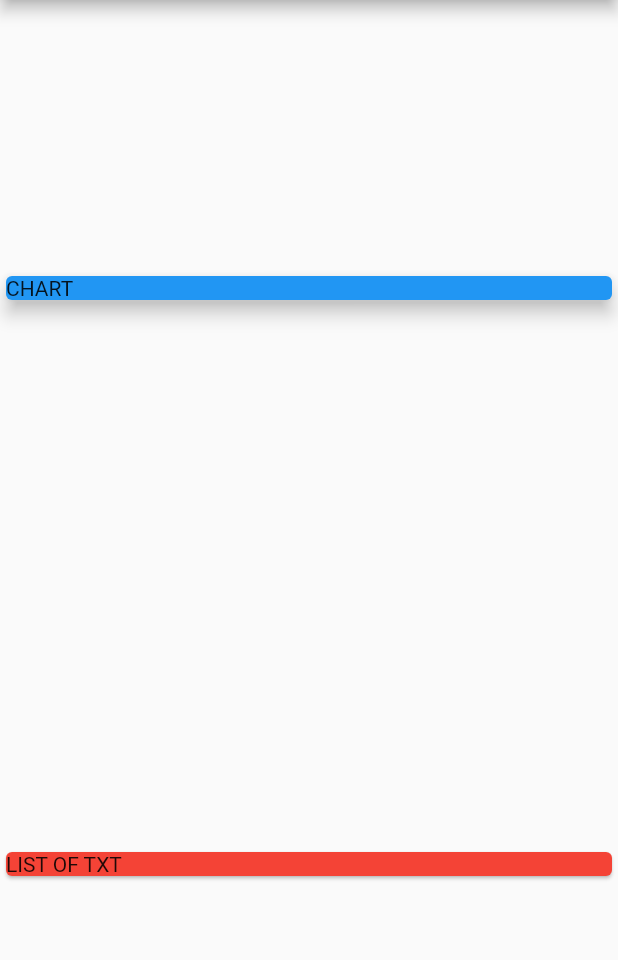
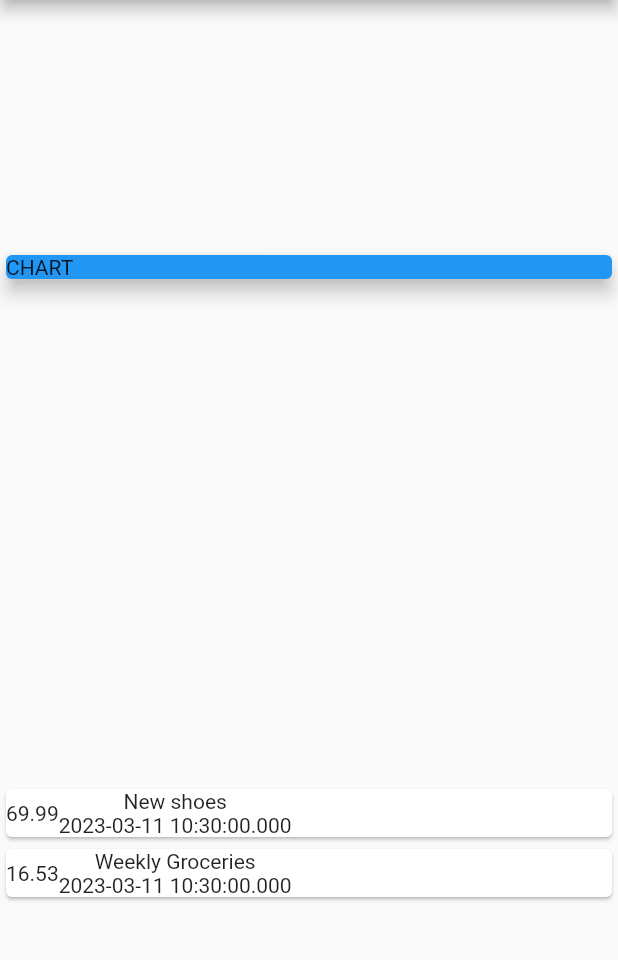
Before and after one commit to jakubit0/Expense-Planner-, a Flutter app: the screen it shows after launch, on a phone screen of 412 x 824 dp, the part 84-1044 px from its top. Run offline on Flutter 3.47's test engine with Material 2 defaults, Android fonts, the phone set to English and light mode, and no system bars.

Commit message:
Updated main
Added Card in main and created new class Transaction

```diff
--- a/expense_planner/lib/main.dart
+++ b/expense_planner/lib/main.dart
@@ -1,19 +1,20 @@
 import 'package:flutter/material.dart';
+import 'transaction.dart';
 
 void main() {
   runApp(const MyApp());
 }
 
 class MyApp extends StatelessWidget {
-  const MyApp({super.key});
-
+  const MyApp({
+    super.key,
+  });
 
   @override
   Widget build(BuildContext context) {
     return MaterialApp(
       title: 'Flutter Demo',
       theme: ThemeData(
-
         primarySwatch: Colors.blue,
       ),
       home: const MyHomePage(title: 'Flutter Demo Home Page'),
@@ -25,7 +26,6 @@ class MyApp extends StatelessWidget {
 class MyHomePage extends StatefulWidget {
   const MyHomePage({super.key, required this.title});
 
-
   final String title;
 
   @override
@@ -33,32 +33,59 @@ class MyHomePage extends StatefulWidget {
 }
 
 class _MyHomePageState extends State<MyHomePage> {
-
+  final List<Transaction> transaction = [
+    Transaction(
+      id: 't1',
+      title: 'New shoes',
+      amount: 69.99,
+      date: DateTime.now(),
+    ),
+    Transaction(
+      id: 't2',
+      title: 'Weekly Groceries',
+      amount: 16.53,
+      date: DateTime.now(),
+    ),
+  ];
 
   @override
   Widget build(BuildContext context) {
-
     return Scaffold(
       appBar: AppBar(
-
         title: const Text('Expense Planner'),
       ),
       body: Column(
         mainAxisAlignment: MainAxisAlignment.spaceAround,
         crossAxisAlignment: CrossAxisAlignment.stretch,
-         children:  [
+        children: [
           Container(
             width: double.infinity,
             child: const Card(
-            color: Colors.blue,
-            elevation: 5,
-            child: Text('CHART'),
+              color: Colors.blue,
+              elevation: 5,
+              child: Text('CHART'),
+            ),
           ),
+          Column(
+            children: transaction.map((tx) {
+              return Card(
+                child: Row(
+                  children: [
+                      Container(
+                        child: Text(tx.amount.toString()
+                        ),
+                      ),
+                      Column(
+                        children: [
+                          Text(tx.title),
+                          Text(tx.date.toString()),
+                        ],
+                      )
+                  ],
+                ),
+              );
+            }).toList(),
           ),
-          const Card(
-            color: Colors.red,
-            child: Text('LIST OF TXT'),
-          )
         ],
       ),
     );
--- /dev/null
+++ b/expense_planner/lib/transaction.dart
@@ -0,0 +1,13 @@
+class Transaction {
+  final String id;
+  final String title;
+  final double amount;
+  final DateTime date;
+
+  Transaction({
+    required this.id,
+    required this.title,
+    required this.amount,
+    required this.date,
+  });
+}
```
Also changed, not shown: 1 other file.
